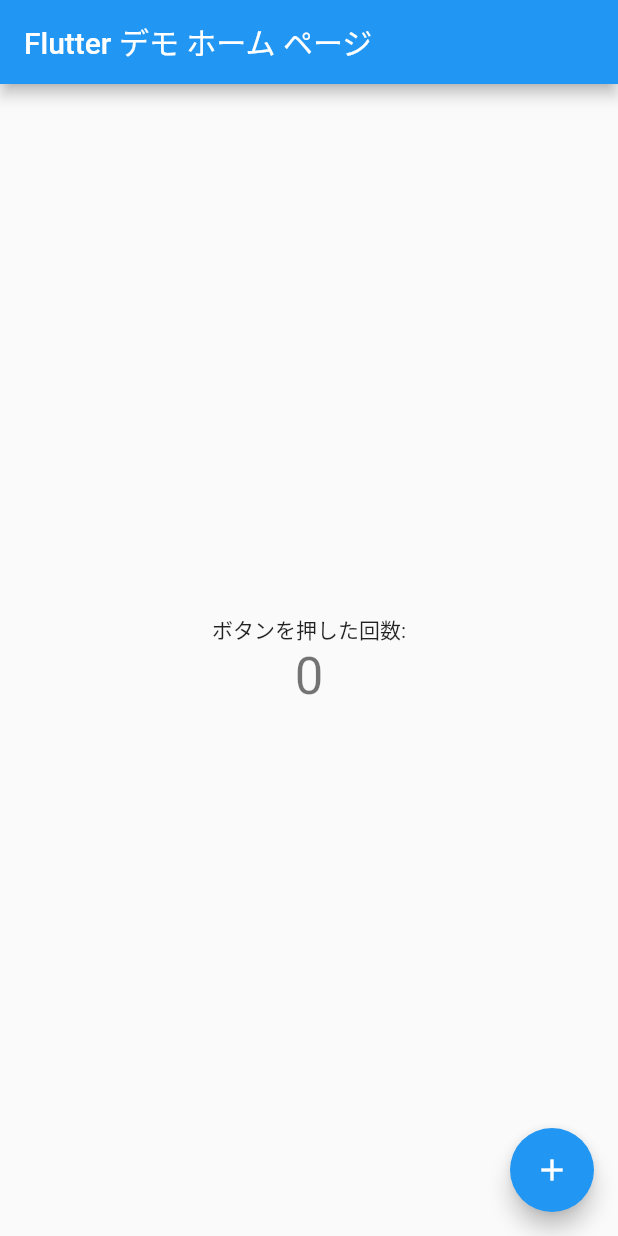
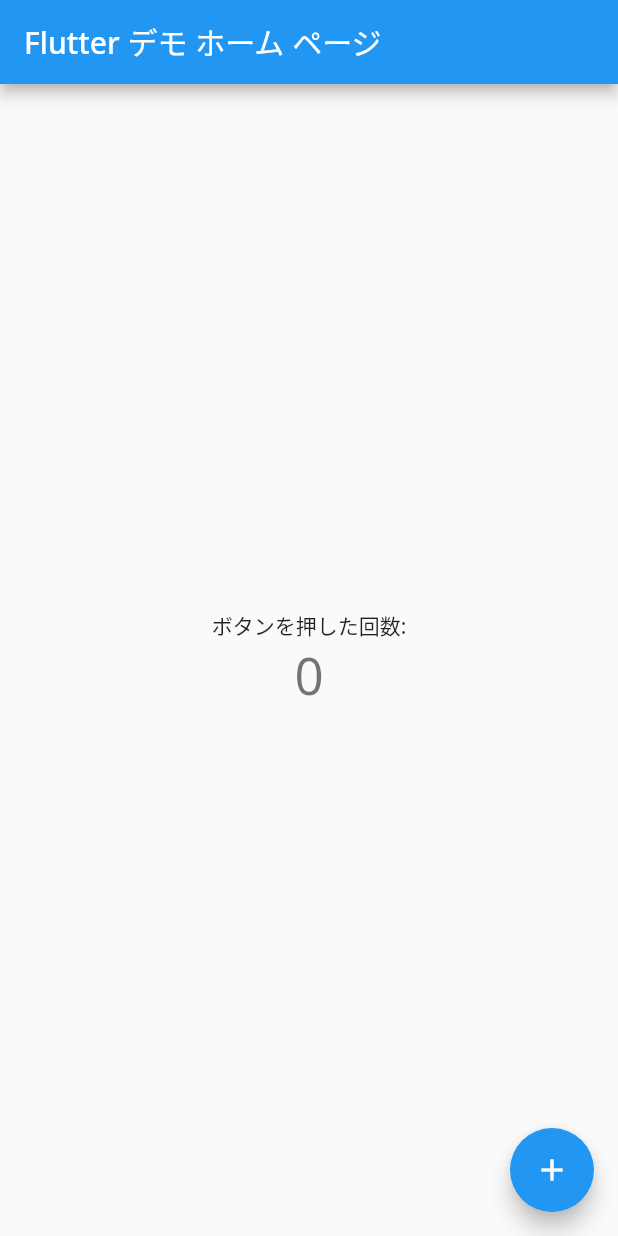
Before and after one commit to canoypa/test_flutter, a Flutter app: the screen it shows after launch, on a phone screen of 412 x 824 dp. Run offline on Flutter 3.47's test engine with Material 2 defaults, Android fonts, the phone set to English and light mode, and no system bars; our stand-ins replace google_fonts.

```diff
--- a/lib/main.dart
+++ b/lib/main.dart
@@ -1,4 +1,5 @@
 import 'package:flutter/material.dart';
+import 'package:google_fonts/google_fonts.dart';
 
 void main() {
   runApp(const MyApp());
@@ -23,6 +24,7 @@ class MyApp extends StatelessWidget {
         // Notice that the counter didn't reset back to zero; the application
         // is not restarted.
         primarySwatch: Colors.blue,
+        textTheme: GoogleFonts.notoSansTextTheme(),
       ),
       home: const MyHomePage(title: 'Flutter デモ ホーム ページ'),
     );
--- a/pubspec.yaml
+++ b/pubspec.yaml
@@ -34,6 +34,7 @@ dependencies:
   # The following adds the Cupertino Icons font to your application.
   # Use with the CupertinoIcons class for iOS style icons.
   cupertino_icons: ^1.0.2
+  google_fonts: ^2.1.0
 
 dev_dependencies:
   flutter_test:
```
Also changed, not shown: pubspec.lock.
